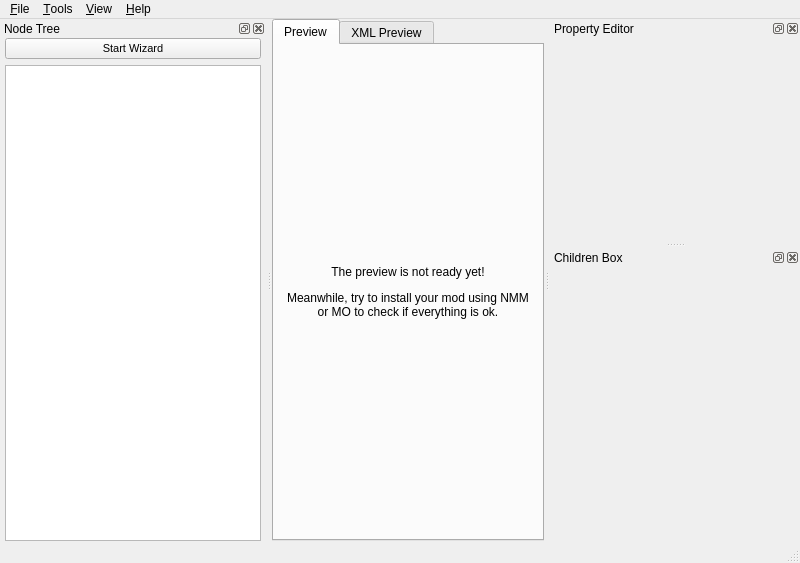
Qt form resources/templates/window_mainframe.ui (GandaG/fomod-designer) before a commit.
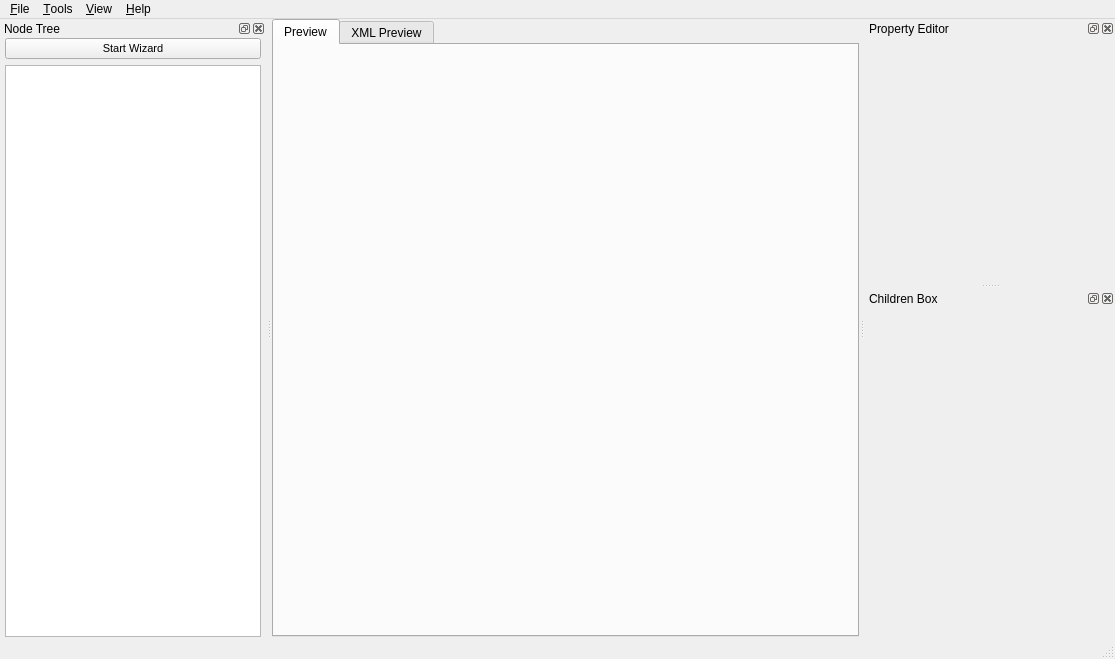
The same form after that commit. The open tabs and pages were chosen to show the change. Icons and pictures are not drawn.

Commit message: Closes #12. Added install step ui preview. Fixed dirty state check when saving. Fixed drag and drop operations.

```diff
--- a/resources/templates/window_mainframe.ui
+++ b/resources/templates/window_mainframe.ui
@@ -6,8 +6,8 @@
    <rect>
     <x>0</x>
     <y>0</y>
-    <width>800</width>
-    <height>563</height>
+    <width>1115</width>
+    <height>659</height>
    </rect>
   </property>
   <property name="windowTitle">
@@ -43,21 +43,7 @@
         <attribute name="title">
          <string>Preview</string>
         </attribute>
-        <layout class="QHBoxLayout" name="horizontalLayout_4">
-         <item>
-          <widget class="QLabel" name="preview_label">
-           <property name="text">
-            <string>&lt;html&gt;&lt;head/&gt;&lt;body&gt;&lt;p&gt;The preview is not ready yet!&lt;/p&gt;&lt;p&gt;Meanwhile, try to install your mod using NMM or MO to check if everything is ok.&lt;/p&gt;&lt;/body&gt;&lt;/html&gt;</string>
-           </property>
-           <property name="alignment">
-            <set>Qt::AlignCenter</set>
-           </property>
-           <property name="wordWrap">
-            <bool>true</bool>
-           </property>
-          </widget>
-         </item>
-        </layout>
+        <layout class="QHBoxLayout" name="layout_mo"/>
        </widget>
        <widget class="QWidget" name="tabWidgetPage2">
         <attribute name="title">
@@ -290,7 +276,7 @@
     <rect>
      <x>0</x>
      <y>0</y>
-     <width>800</width>
+     <width>1115</width>
      <height>21</height>
     </rect>
    </property>
```
Left out of the diff: 2 changed lines with no effect on the pictures. The commit also changes 9 other files.
